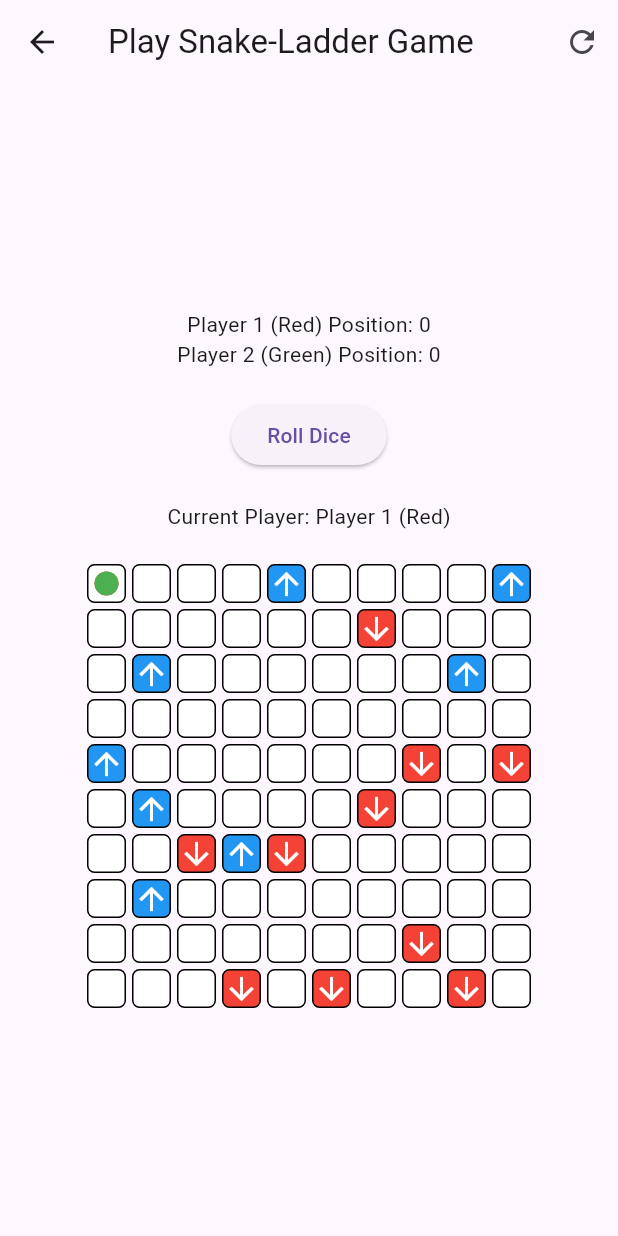
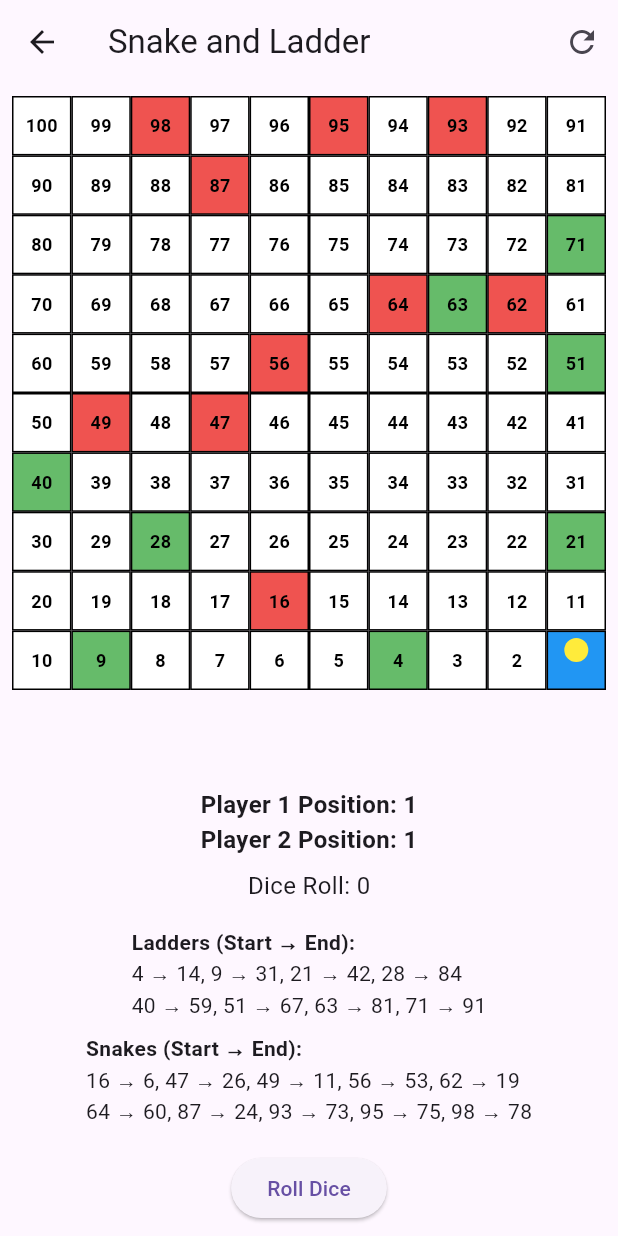
Before and after one commit to Nafis-20/dengue-defenders, a Flutter app: the UserHomePage screen opened directly, after a tap on "Play the Snake-Ladder Game", on a phone screen of 412 x 824 dp. Run offline on Flutter 3.47's test engine with Material 3 defaults, Android fonts, the light colour scheme and no system bars; our stand-ins replace cloud_firestore, firebase_auth, firebase_core, firebase_storage, image_picker; accounts and stored records are empty.

Commit message:
Updated snake ladder

```diff
--- a/dengue_def/lib/home/user_homepage.dart
+++ b/dengue_def/lib/home/user_homepage.dart
@@ -116,7 +116,7 @@ class UserHomePage extends StatelessWidget {
                         Navigator.push(
                           context,
                           MaterialPageRoute(
-                            builder: (context) => const PlaySnakeGame(),
+                            builder: (context) => const SnakeLadderGame(),
                           ),
                         );
                       },
--- a/dengue_def/lib/user/play_snake_game.dart
+++ b/dengue_def/lib/user/play_snake_game.dart
@@ -1,97 +1,117 @@
 import 'package:flutter/material.dart';
-import 'package:image_picker/image_picker.dart';
 import 'dart:math';
+import 'package:image_picker/image_picker.dart'; // For camera functionality
 
-class PlaySnakeGame extends StatefulWidget {
-  const PlaySnakeGame({super.key});
+class SnakeLadderGame extends StatefulWidget {
+  const SnakeLadderGame({super.key});
 
   @override
-  _PlaySnakeGameState createState() => _PlaySnakeGameState();
+  _SnakeLadderGameState createState() => _SnakeLadderGameState();
 }
 
-class _PlaySnakeGameState extends State<PlaySnakeGame> {
-  int player1Position = 0;
-  int player2Position = 0;
-  int currentPlayer = 1; // 1 for Player 1 (Red), 2 for Player 2 (Green)
+class _SnakeLadderGameState extends State<SnakeLadderGame> {
+  int player1Position = 1;
+  int player2Position = 1;
+  int currentPlayer = 1;
+  int diceRoll = 0;
   bool gameOver = false;
-  final List<int> ladders = [4, 9, 21, 28, 40, 51, 63, 71];
-  final List<int> snakes = [16, 47, 49, 56, 62, 64, 87, 93, 95, 98];
-  final picker = ImagePicker();
 
-  // Roll dice function
-  int rollDice() {
-    Random random = Random();
-    return 1 + random.nextInt(6); // Generates a random number between 1 and 6
+  final Map<int, int> snakes = {
+    16: 6,
+    47: 26,
+    49: 11,
+    56: 53,
+    62: 19,
+    64: 60,
+    87: 24,
+    93: 73,
+    95: 75,
+    98: 78,
+  };
+
+  final Map<int, int> ladders = {
+    4: 14,
+    9: 31,
+    21: 42,
+    28: 84,
+    40: 59,
+    51: 67,
+    63: 81,
+    71: 91,
+  };
+
+  void rollDice() async {
+    if (gameOver) return;
+
+    setState(() {
+      diceRoll = Random().nextInt(6) + 1;
+      if (currentPlayer == 1) {
+        player1Position += diceRoll;
+        if (player1Position > 100) {
+          player1Position = 100 - (player1Position - 100);
+        }
+        handlePosition(player1Position, 1);
+      } else {
+        player2Position += diceRoll;
+        if (player2Position > 100) {
+          player2Position = 100 - (player2Position - 100);
+        }
+        handlePosition(player2Position, 2);
+      }
+    });
+
+    if (player1Position == 100 || player2Position == 100) {
+      setState(() {
+        gameOver = true;
+      });
+    } else {
+      setState(() {
+        currentPlayer = currentPlayer == 1 ? 2 : 1;
+      });
+    }
   }
 
-  // Move player and handle ladders and snakes
-  void movePlayer(int roll) {
+  Future<void> handlePosition(int position, int player) async {
+    if (snakes.containsKey(position)) {
+      await showSnakeOrLadderDialog(false, player);
       setState(() {
-      if (currentPlayer == 1) {
-        player1Position += roll;
-        if (ladders.contains(player1Position)) {
-          // Player 1 lands on ladder
-          _showCameraAndMessage('ladder');
-        } else if (snakes.contains(player1Position)) {
-          // Player 1 lands on snake
-          _showCameraAndMessage('snake');
+        if (player == 1) {
+          player1Position = snakes[position]!;
+        } else {
+          player2Position = snakes[position]!;
         }
-        if (player1Position >= 100) {
-          // Player 1 wins
-          gameOver = true;
-        }
-        currentPlayer = 2; // Next player's turn
+      });
+    } else if (ladders.containsKey(position)) {
+      await showSnakeOrLadderDialog(true, player);
+      setState(() {
+        if (player == 1) {
+          player1Position = ladders[position]!;
         } else {
-        player2Position += roll;
-        if (ladders.contains(player2Position)) {
-          // Player 2 lands on ladder
-          _showCameraAndMessage('ladder');
-        } else if (snakes.contains(player2Position)) {
-          // Player 2 lands on snake
-          _showCameraAndMessage('snake');
-        }
-        if (player2Position >= 100) {
-          // Player 2 wins
-          gameOver = true;
-        }
-        currentPlayer = 1; // Next player's turn
+          player2Position = ladders[position]!;
         }
       });
     }
-
-  // Function to open camera and display the corresponding message
-  void _showCameraAndMessage(String type) async {
-    final image = await picker.pickImage(source: ImageSource.camera);
-    if (image != null) {
-      String message = '';
-      if (type == 'ladder') {
-        message =
-            'Good job! To prevent Dengue, ensure to clean stagnant water and cover water storage.';
-      } else if (type == 'snake') {
-        message =
-            'Oops! To prevent Dengue, avoid leaving garbage in open areas and letting water accumulate.';
   }
 
-      _showDialog(message);
-    }
-  }
+  Future<void> showSnakeOrLadderDialog(bool isLadder, int player) async {
+    final picker = ImagePicker();
+    await picker.pickImage(source: ImageSource.camera);
 
-  // Show popup with message
-  void _showDialog(String message) {
-    showDialog(
+    String title = isLadder ? "Ladder!" : "Snake!";
+    String message = isLadder
+        ? "Great job! Remember to clean stagnant water and cover water storage."
+        : "Oh no! Avoid leaving garbage in open areas and allowing water to accumulate.";
+
+    return showDialog(
       context: context,
-      builder: (BuildContext context) {
+      builder: (context) {
         return AlertDialog(
-          title: Text('Action Completed'),
+          title: Text(title),
           content: Text(message),
-          actions: <Widget>[
+          actions: [
             TextButton(
-              onPressed: () {
-                Navigator.of(context).pop();
-                // Continue the game after the dialog is closed
-                setState(() {});
-              },
-              child: Text('OK'),
+              onPressed: () => Navigator.of(context).pop(),
+              child: const Text("OK"),
             ),
           ],
         );
@@ -99,74 +119,75 @@ class _PlaySnakeGameState extends State<PlaySnakeGame> {
     );
   }
 
-  // Start a new game
-  void startNewGame() {
+  void resetGame() {
     setState(() {
-      player1Position = 0;
-      player2Position = 0;
+      player1Position = 1;
+      player2Position = 1;
       currentPlayer = 1;
+      diceRoll = 0;
       gameOver = false;
     });
   }
 
-  // Create a grid of 100 tiles with ladder and snake visuals
-  Widget buildBoard() {
-    List<Widget> tiles = [];
-    for (int i = 0; i < 100; i++) {
-      bool isPlayer1 = i == player1Position;
-      bool isPlayer2 = i == player2Position;
-      bool isLadder = ladders.contains(i);
-      bool isSnake = snakes.contains(i);
+  Widget buildTile(int number) {
+    bool isPlayer1 = (number == player1Position);
+    bool isPlayer2 = (number == player2Position);
+    bool isSnake = snakes.containsKey(number);
+    bool isLadder = ladders.containsKey(number);
 
-      tiles.add(
-        Container(
-          width: 30,
-          height: 30,
-          margin: EdgeInsets.all(2),
+    return Container(
       decoration: BoxDecoration(
-            color: isLadder
+        border: Border.all(color: Colors.black),
+        color: isPlayer1
             ? Colors.blue
+            : isPlayer2
+                ? Colors.yellow
                 : isSnake
-                    ? Colors.red
+                    ? Colors.red.shade400
+                    : isLadder
+                        ? Colors.green.shade400
                         : Colors.white,
-            border: Border.all(color: Colors.black, width: 1),
-            borderRadius: BorderRadius.circular(5),
       ),
       child: Stack(
         alignment: Alignment.center,
         children: [
+          Text(
+            '$number',
+            style: const TextStyle(
+              fontSize: 12,
+              fontWeight: FontWeight.bold,
+              color: Colors.black,
+            ),
+          ),
           if (isPlayer1)
             Positioned(
+              bottom: 4,
               child: CircleAvatar(
                 radius: 8,
-                    backgroundColor: Colors.red,
+                backgroundColor: Colors.blue,
               ),
             ),
           if (isPlayer2)
             Positioned(
+              top: 4,
               child: CircleAvatar(
                 radius: 8,
-                    backgroundColor: Colors.green,
+                backgroundColor: Colors.yellow,
               ),
             ),
-              if (isLadder)
-                Positioned(
-                  child: Icon(Icons.arrow_upward, color: Colors.white),
-                ),
-              if (isSnake)
-                Positioned(
-                  child: Icon(Icons.arrow_downward, color: Colors.white),
-                ),
         ],
-          ),
       ),
     );
   }
 
+  Widget buildBoard() {
+    List<Widget> tiles = [];
+    for (int i = 100; i > 0; i--) {
+      tiles.add(buildTile(i));
+    }
     return GridView.builder(
-      gridDelegate: SliverGridDelegateWithFixedCrossAxisCount(
+      gridDelegate: const SliverGridDelegateWithFixedCrossAxisCount(
         crossAxisCount: 10,
-        childAspectRatio: 1,
       ),
       itemCount: 100,
       itemBuilder: (context, index) {
@@ -175,64 +196,97 @@ class _PlaySnakeGameState extends State<PlaySnakeGame> {
     );
   }
 
+  Widget buildInfoRow(Map<int, int> mapping, String title) {
+    List<String> entries =
+        mapping.entries.map((e) => "${e.key} → ${e.value}").toList();
+
+    String firstLine = entries.sublist(0, entries.length ~/ 2).join(', ');
+    String secondLine = entries.sublist(entries.length ~/ 2).join(', ');
+
+    return Column(
+      crossAxisAlignment: CrossAxisAlignment.start,
+      children: [
+        Text(
+          title,
+          style: const TextStyle(fontWeight: FontWeight.bold),
+        ),
+        Text(firstLine),
+        Text(secondLine),
+      ],
+    );
+  }
+
   @override
   Widget build(BuildContext context) {
     return Scaffold(
       appBar: AppBar(
-        title: const Text("Play Snake-Ladder Game"),
+        title: const Text('Snake and Ladder'),
         actions: [
           IconButton(
-            icon: Icon(Icons.refresh),
-            onPressed: startNewGame,
+            onPressed: resetGame,
+            icon: const Icon(Icons.refresh),
           ),
         ],
       ),
-      body: Center(
+      body: Column(
+        children: [
+          Expanded(
+            child: Padding(
+              padding: const EdgeInsets.all(8.0),
+              child: buildBoard(),
+            ),
+          ),
+          Padding(
+            padding: const EdgeInsets.all(8.0),
             child: Column(
-          mainAxisAlignment: MainAxisAlignment.center,
               children: [
-            if (!gameOver)
-              Column(
-                children: [
-                  Text('Player 1 (Red) Position: $player1Position'),
-                  Text('Player 2 (Green) Position: $player2Position'),
-                  SizedBox(height: 20),
+                Text(
+                  'Player 1 Position: $player1Position',
+                  style: const TextStyle(
+                    fontSize: 16,
+                    fontWeight: FontWeight.bold,
+                  ),
+                ),
+                Text(
+                  'Player 2 Position: $player2Position',
+                  style: const TextStyle(
+                    fontSize: 16,
+                    fontWeight: FontWeight.bold,
+                  ),
+                ),
+                const SizedBox(height: 8),
+                Text(
+                  'Dice Roll: $diceRoll',
+                  style: const TextStyle(
+                    fontSize: 16,
+                  ),
+                ),
+                const SizedBox(height: 16),
+                buildInfoRow(ladders, "Ladders (Start → End):"),
+                const SizedBox(height: 8),
+                buildInfoRow(snakes, "Snakes (Start → End):"),
+                const SizedBox(height: 16),
                 ElevatedButton(
-                    onPressed: () {
-                      if (!gameOver) {
-                        int roll = rollDice();
-                        movePlayer(roll);
-                      }
-                    },
-                    child: Text('Roll Dice'),
-                  ),
-                  SizedBox(height: 20),
-                  Text(
-                      'Current Player: ${currentPlayer == 1 ? "Player 1 (Red)" : "Player 2 (Green)"}'),
-                  SizedBox(height: 20),
-                  Container(
-                    height: 300,
-                    width: 300,
-                    child: buildBoard(), // Displaying the board
-                  ),
-                ],
+                  onPressed: gameOver ? null : rollDice,
+                  child: const Text('Roll Dice'),
                 ),
                 if (gameOver)
-              Column(
-                children: [
-                  Text(player1Position >= 100
-                      ? 'Player 1 (Red) Wins!'
-                      : 'Player 2 (Green) Wins!'),
-                  SizedBox(height: 20),
-                  ElevatedButton(
-                    onPressed: startNewGame,
-                    child: Text('Start New Game'),
+                  Padding(
+                    padding: const EdgeInsets.all(8.0),
+                    child: Text(
+                      'Game Over! Player ${player1Position == 100 ? 1 : 2} Wins!',
+                      style: const TextStyle(
+                        fontSize: 18,
+                        fontWeight: FontWeight.bold,
+                        color: Colors.green,
                       ),
-                ],
+                    ),
                   ),
               ],
             ),
           ),
+        ],
+      ),
     );
   }
 }
```
Lines whose indentation alone changed are shown as unchanged.
